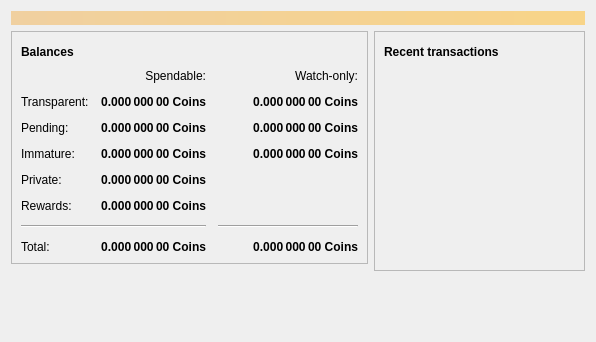
This is src/qt/forms/overviewpage.ui in lightspeed393/SpaceOcean as Qt 5 draws it before an edit. The edited form follows.
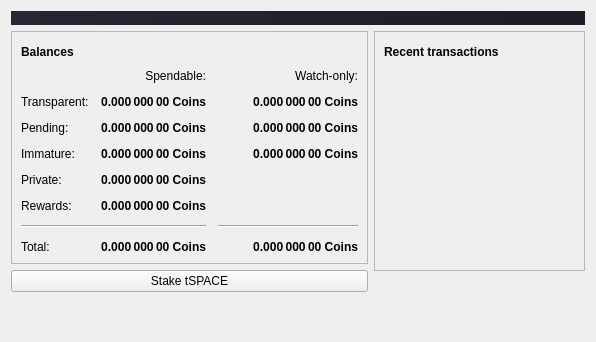
This is the edited form. Icons and pictures are not drawn.

Commit message: Changes for tSPACE in qt/forms.

```diff
--- a/src/qt/forms/overviewpage.ui
+++ b/src/qt/forms/overviewpage.ui
@@ -20,7 +20,7 @@
       <bool>false</bool>
      </property>
      <property name="styleSheet">
-      <string notr="true">QLabel { background-color: qlineargradient(x1: 0, y1: 0, x2: 1, y2: 0, stop:0 #F0D0A0, stop:1 #F8D488); color:#000000; }</string>
+      <string notr="true">QLabel { background-color: qlineargradient(x1: 0, y1: 0, x2: 1, y2: 0, stop:0 #262732, stop:1 #1c1d26); color:#000000; }</string>
      </property>
      <property name="wordWrap">
       <bool>true</bool>
@@ -482,6 +482,16 @@
          </layout>
         </widget>
        </item>
+       <item>
+        <widget class="QPushButton" name="StakeButton">
+         <property name="styleSheet">
+          <string notr="true">QPushButton { background-color: qlineargradient(spread:repeat, x1:1, y1:1, x2:0, y2:0, stop:0 rgba(25, 57, 94, 255), stop:1 rgba(255, 255, 255, 255));\nfont: 22pt &quot;Franklin Gothic Heavy&quot;; }</string>
+         </property>
+         <property name="text">
+          <string>Stake tSPACE</string>
+         </property>
+        </widget>
+       </item>
        <item>
         <spacer name="verticalSpacer">
          <property name="orientation">
```
Left out of the diff: 6 changed lines with no effect on the pictures. The commit also changes 7 other files.
